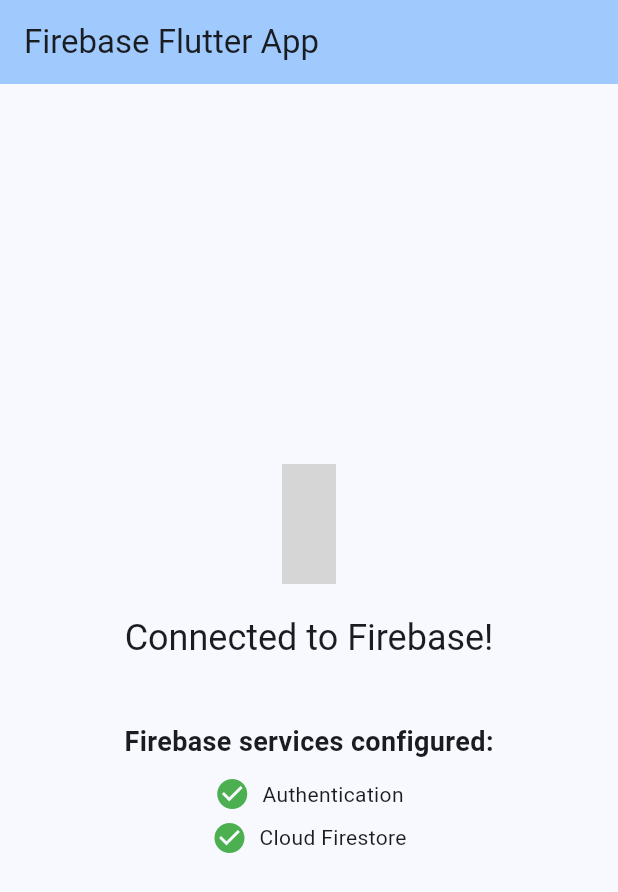
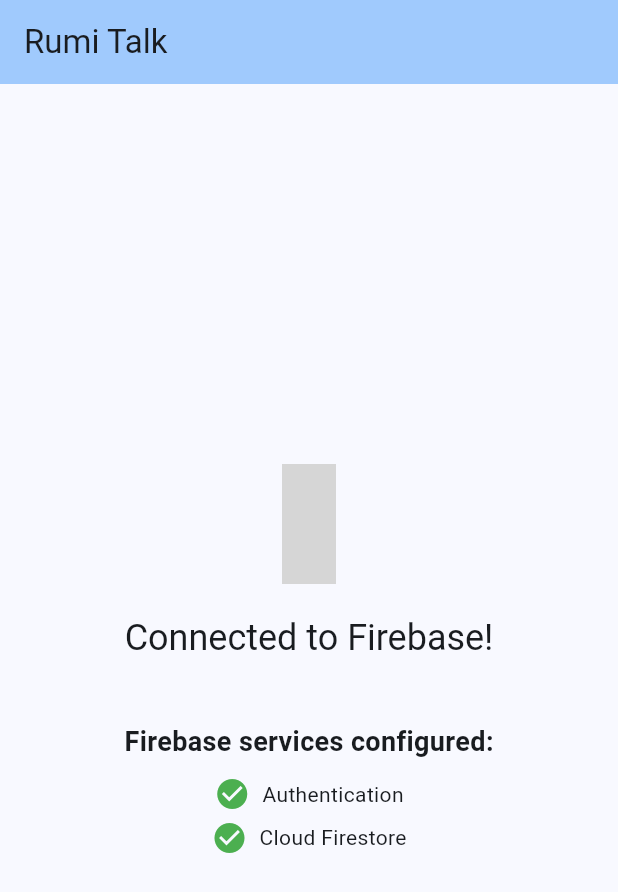
Before and after one commit to highshore/rumi_talk, a Flutter app: the screen it shows after launch, on a phone screen of 412 x 824 dp. Shown: the top 892 px of the screen. Run offline on Flutter 3.47's test engine with Material 3 defaults, Android fonts, the phone set to English and light mode, and no system bars; our stand-ins replace firebase_core; accounts and stored records are empty; generated files the repository leaves out were written again; statements that could not run were skipped; grey boxes are pictures that could not be loaded.

Commit message:
Rename project to Rumi Talk
- Update app title and branding
- Update README with new repository URLs
- Maintain Firebase integration and functionality

```diff
--- a/lib/main.dart
+++ b/lib/main.dart
@@ -17,12 +17,12 @@ class MyApp extends StatelessWidget {
   @override
   Widget build(BuildContext context) {
     return MaterialApp(
-      title: 'Firebase App',
+      title: 'Rumi Talk',
       theme: ThemeData(
         colorScheme: ColorScheme.fromSeed(seedColor: Colors.blue),
         useMaterial3: true,
       ),
-      home: const MyHomePage(title: 'Firebase Flutter App'),
+      home: const MyHomePage(title: 'Rumi Talk'),
     );
   }
 }
```
Also changed, not shown: 1 other file.
